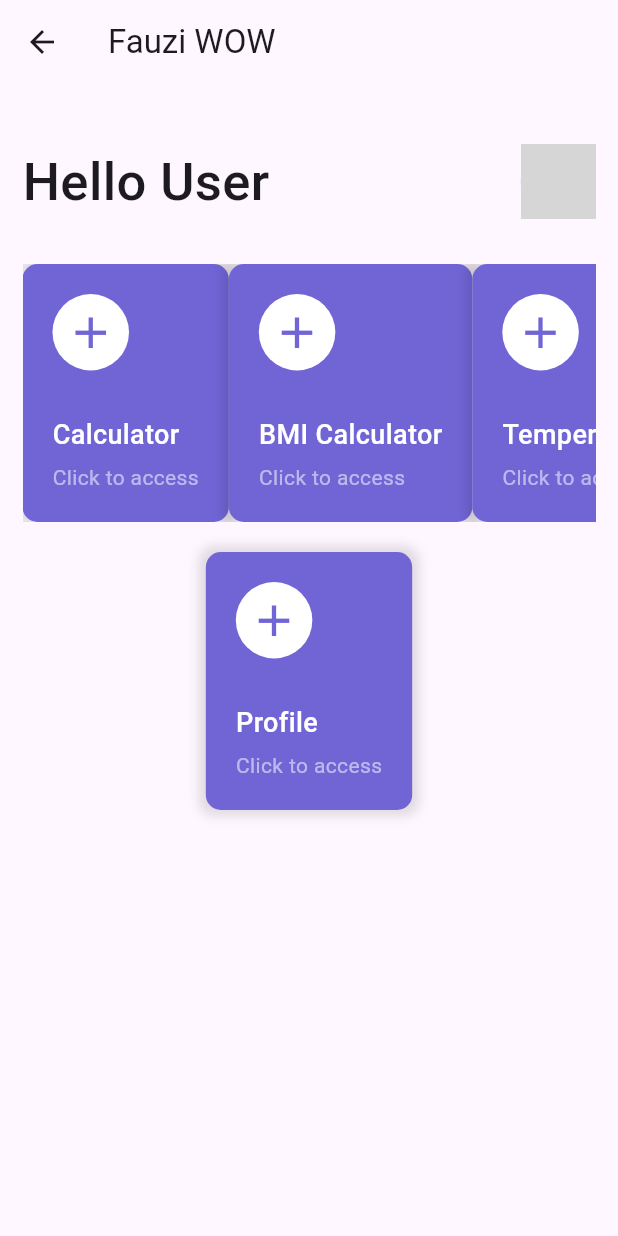
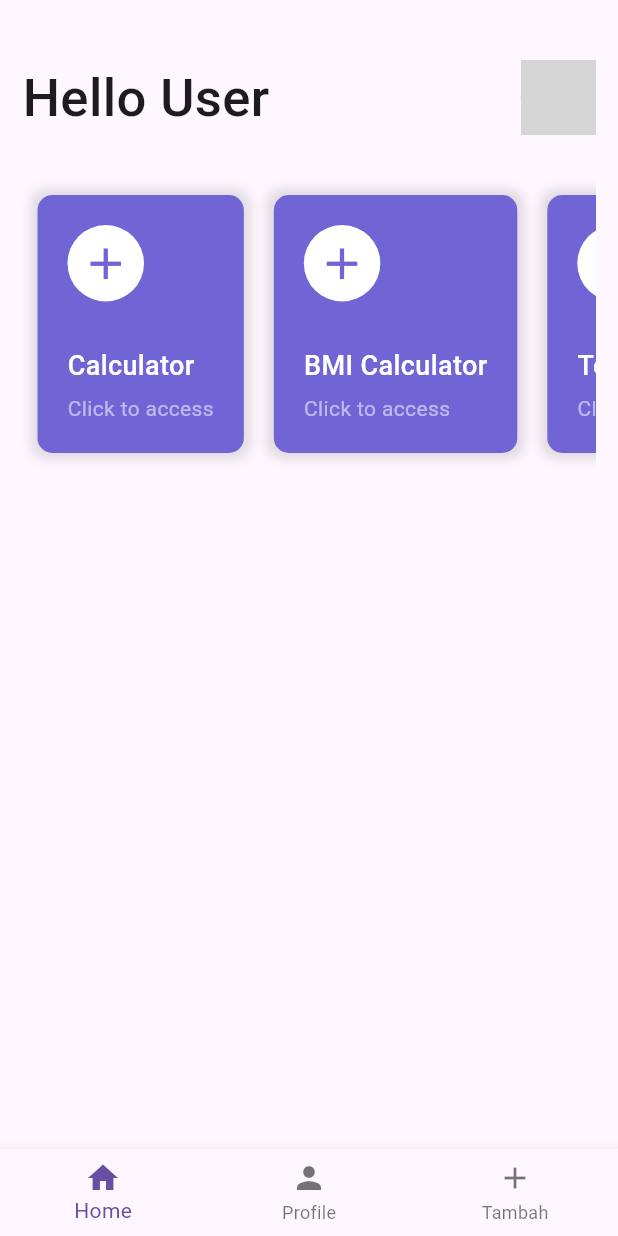
Before and after one commit to fauzi095/UTS_PEMROGRAMAN-MOBILE, a Flutter app: the HomeScreen screen opened directly, on a phone screen of 412 x 824 dp. Run offline on Flutter 3.47's test engine with Material 3 defaults, Android fonts, the phone set to English and light mode, and no system bars; our stand-ins replace firebase_core; missing offline and left inert: your_project_name; accounts and stored records are empty; grey boxes are pictures that could not be loaded.

Commit message:
first commit

```diff
--- a/lib/screen/Welcome_Screen.dart
+++ b/lib/screen/Welcome_Screen.dart
@@ -43,7 +43,7 @@ class _WelcomeScreenState extends State<WelcomeScreen> {
             //  child: Image.asset("images/santa-claus.png"),
             ),
             SizedBox(height: 50),
-            Text("Doctor Appointment",
+            Text("PERHITUNGAN",
             style: TextStyle(
               color: Colors.red,
               fontSize: 35,
@@ -53,7 +53,7 @@ class _WelcomeScreenState extends State<WelcomeScreen> {
             ),
           ),
         SizedBox(height: 10),
-            Text("Appoint Your Doctor",
+            Text("WELCOME",
             style: TextStyle(
               color: Colors.black54,
               fontSize: 18,
--- /dev/null
+++ b/lib/screen/firebase.dart
@@ -0,0 +1,22 @@
+import 'package:flutter/material.dart';
+import 'package:firebase_core/firebase_core.dart';
+import 'package:flutter_application_1/screen/crud.dart';
+
+void main() async {
+  WidgetsFlutterBinding.ensureInitialized();
+  await Firebase.initializeApp();
+  runApp(MyApp());
+}
+
+class MyApp extends StatelessWidget {
+  @override
+  Widget build(BuildContext context) {
+    return MaterialApp(
+      title: 'Flutter Firebase CRUD',
+      theme: ThemeData(
+        primarySwatch: Colors.blue,
+      ),
+      home: YourHomePage(),
+    );
+  }
+}
--- a/lib/screen/home_screen.dart
+++ b/lib/screen/home_screen.dart
@@ -1,9 +1,9 @@
 import 'package:flutter/material.dart';
 import 'package:flutter_application_1/screen/nilairata.dart';
-import 'package:flutter_application_1/screen/user.dart';
-import 'calculator.dart'; // Import Calculator page
-import 'BMI.dart'; // Import BMI Calculator page
-import 'suhu.dart'; // Import Temperature Converter page
+import 'calculator.dart';
+import 'BMI.dart';
+import 'suhu.dart';
+import 'user.dart';
 
 void main() {
   runApp(MaterialApp(
@@ -12,14 +12,53 @@ void main() {
   ));
 }
 
-class HomeScreen extends StatelessWidget {
+class HomeScreen extends StatefulWidget {
+  @override
+  _HomeScreenState createState() => _HomeScreenState();
+}
+
+class _HomeScreenState extends State<HomeScreen> {
+  int _currentIndex = 0;
+  List<Widget> _pages = [
+    HomeContent(),
+    UserPage(),
+    TambahPage(), // Add a new page for "Tambah"
+  ];
+
   @override
   Widget build(BuildContext context) {
     return Scaffold(
-      appBar: AppBar(
-        title: Text('Fauzi WOW'),
+      body: _pages[_currentIndex],
+      bottomNavigationBar: BottomNavigationBar(
+        currentIndex: _currentIndex,
+        onTap: (index) {
+          setState(() {
+            _currentIndex = index;
+          });
+        },
+        items: [
+          BottomNavigationBarItem(
+            icon: Icon(Icons.home),
+            label: 'Home',
           ),
-      body: SingleChildScrollView(
+          BottomNavigationBarItem(
+            icon: Icon(Icons.person),
+            label: 'Profile',
+          ),
+          BottomNavigationBarItem(
+            icon: Icon(Icons.add),
+            label: 'Tambah',
+          ),
+        ],
+      ),
+    );
+  }
+}
+
+class HomeContent extends StatelessWidget {
+  @override
+  Widget build(BuildContext context) {
+    return SingleChildScrollView(
       padding: EdgeInsets.only(top: 40),
       child: Column(
         children: [
@@ -100,27 +139,24 @@ class HomeScreen extends StatelessWidget {
                       );
                     },
                   ),
-                  ],
-                ),
-              ),
-            ),
-
-            // Profile Button
-            SizedBox(height: 20),
+                  // "Tambah" Button
                   buildFeatureButton(
-              'Profile',
-              'images/profile.jpg',
+                    'API',
+                    'images/your_image.jpg', // Replace with the appropriate image path
                     () {
                       Navigator.push(
                         context,
                         MaterialPageRoute(
-                    builder: (context) => UserPage(),
+                          builder: (context) => TambahPage(),
                         ),
                       );
                     },
                   ),
                 ],
               ),
+            ),
+          ),
+        ],
       ),
     );
   }
@@ -130,6 +166,7 @@ class HomeScreen extends StatelessWidget {
       onTap: onPressed,
       child: Container(
         padding: EdgeInsets.all(20),
+        margin: EdgeInsets.all(10),
         decoration: BoxDecoration(
           color: Color(0xFF7165D6),
           borderRadius: BorderRadius.circular(10),
@@ -178,3 +215,17 @@ class HomeScreen extends StatelessWidget {
     );
   }
 }
+
+class TambahPage extends StatelessWidget {
+  @override
+  Widget build(BuildContext context) {
+    return Scaffold(
+      appBar: AppBar(
+        title: Text('Tambah Page'),
+      ),
+      body: Center(
+        child: Text('Tambah Page Content'),
+      ),
+    );
+  }
+}
--- a/pubspec.yaml
+++ b/pubspec.yaml
@@ -30,11 +30,14 @@ environment:
 dependencies:
   flutter:
     sdk: flutter
+  http : ^1.1.0
+
 
 
   # The following adds the Cupertino Icons font to your application.
   # Use with the CupertinoIcons class for iOS style icons.
   cupertino_icons: ^1.0.2
+  firebase_core: ^2.24.2
 
 dev_dependencies:
   flutter_test:
```
Also changed, not shown: lib/API/apigempa.dart (added, +20 -0 lines), lib/Model/modelgempa.dart (added, +22 -0 lines), lib/screen/crud.dart (added, +42 -0 lines), lib/screen/user.dart (+114 -15 lines), lib/screen/gempa.dart (added), pubspec.lock, 3 other files. Lines whose indentation alone changed are shown as unchanged.
